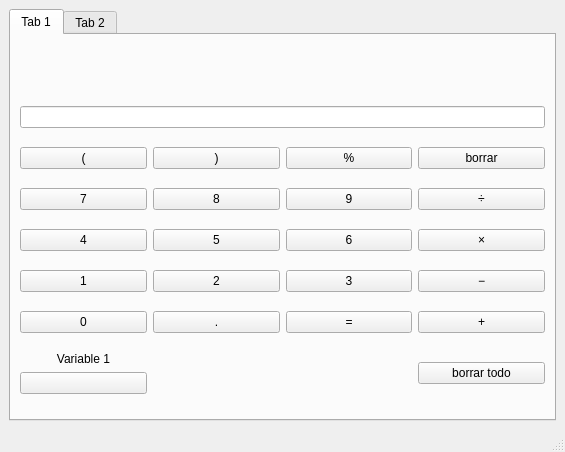
Qt form main.ui (gastoncer92/supercalcu) before a commit.
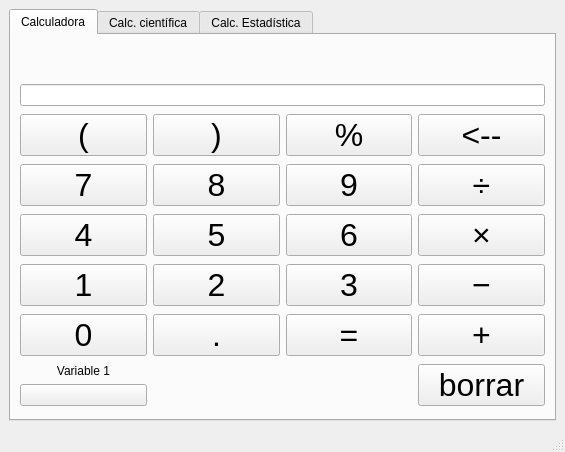
The same form after that commit.

The edit to the form file:
```diff
--- a/main.ui
+++ b/main.ui
@@ -22,13 +22,24 @@
       </property>
       <widget class="QWidget" name="tab">
        <attribute name="title">
-        <string>Tab 1</string>
+        <string>Calculadora</string>
        </attribute>
        <layout class="QHBoxLayout" name="horizontalLayout">
         <item>
          <layout class="QGridLayout" name="gridLayout">
           <item row="5" column="2">
            <widget class="QPushButton" name="pushButton_6">
+            <property name="maximumSize">
+             <size>
+              <width>16777215</width>
+              <height>42</height>
+             </size>
+            </property>
+            <property name="font">
+             <font>
+              <pointsize>24</pointsize>
+             </font>
+            </property>
             <property name="text">
              <string>6</string>
             </property>
@@ -36,6 +47,17 @@
           </item>
           <item row="4" column="1">
            <widget class="QPushButton" name="pushButton_8">
+            <property name="maximumSize">
+             <size>
+              <width>16777215</width>
+              <height>42</height>
+             </size>
+            </property>
+            <property name="font">
+             <font>
+              <pointsize>24</pointsize>
+             </font>
+            </property>
             <property name="text">
              <string>8</string>
             </property>
@@ -43,6 +65,17 @@
           </item>
           <item row="4" column="0">
            <widget class="QPushButton" name="pushButton_7">
+            <property name="maximumSize">
+             <size>
+              <width>16777215</width>
+              <height>42</height>
+             </size>
+            </property>
+            <property name="font">
+             <font>
+              <pointsize>24</pointsize>
+             </font>
+            </property>
             <property name="text">
              <string>7</string>
             </property>
@@ -50,6 +83,17 @@
           </item>
           <item row="5" column="1">
            <widget class="QPushButton" name="pushButton_5">
+            <property name="maximumSize">
+             <size>
+              <width>16777215</width>
+              <height>42</height>
+             </size>
+            </property>
+            <property name="font">
+             <font>
+              <pointsize>24</pointsize>
+             </font>
+            </property>
             <property name="text">
              <string>5</string>
             </property>
@@ -57,13 +101,35 @@
           </item>
           <item row="3" column="3">
            <widget class="QPushButton" name="pushButton_16">
+            <property name="maximumSize">
+             <size>
+              <width>16777215</width>
+              <height>42</height>
+             </size>
+            </property>
+            <property name="font">
+             <font>
+              <pointsize>24</pointsize>
+             </font>
+            </property>
             <property name="text">
-             <string>borrar</string>
+             <string>&lt;--</string>
             </property>
            </widget>
           </item>
           <item row="3" column="0">
            <widget class="QPushButton" name="pushButton_19">
+            <property name="maximumSize">
+             <size>
+              <width>16777215</width>
+              <height>42</height>
+             </size>
+            </property>
+            <property name="font">
+             <font>
+              <pointsize>24</pointsize>
+             </font>
+            </property>
             <property name="text">
              <string>(</string>
             </property>
@@ -71,6 +137,17 @@
           </item>
           <item row="4" column="2">
            <widget class="QPushButton" name="pushButton_9">
+            <property name="maximumSize">
+             <size>
+              <width>16777215</width>
+              <height>42</height>
+             </size>
+            </property>
+            <property name="font">
+             <font>
+              <pointsize>24</pointsize>
+             </font>
+            </property>
             <property name="text">
              <string>9</string>
             </property>
@@ -78,6 +155,17 @@
           </item>
           <item row="8" column="0">
            <widget class="QPushButton" name="pushButton">
+            <property name="maximumSize">
+             <size>
+              <width>16777215</width>
+              <height>42</height>
+             </size>
+            </property>
+            <property name="font">
+             <font>
+              <pointsize>24</pointsize>
+             </font>
+            </property>
             <property name="text">
              <string>0</string>
             </property>
@@ -85,6 +173,17 @@
           </item>
           <item row="7" column="0">
            <widget class="QPushButton" name="pushButton_1">
+            <property name="maximumSize">
+             <size>
+              <width>16777215</width>
+              <height>42</height>
+             </size>
+            </property>
+            <property name="font">
+             <font>
+              <pointsize>24</pointsize>
+             </font>
+            </property>
             <property name="text">
              <string>1</string>
             </property>
@@ -92,6 +191,17 @@
           </item>
           <item row="8" column="1">
            <widget class="QPushButton" name="pushButton_10">
+            <property name="maximumSize">
+             <size>
+              <width>16777215</width>
+              <height>42</height>
+             </size>
+            </property>
+            <property name="font">
+             <font>
+              <pointsize>24</pointsize>
+             </font>
+            </property>
             <property name="text">
              <string>.</string>
             </property>
@@ -99,6 +209,17 @@
           </item>
           <item row="8" column="2">
            <widget class="QPushButton" name="pushButton_11">
+            <property name="maximumSize">
+             <size>
+              <width>16777215</width>
+              <height>42</height>
+             </size>
+            </property>
+            <property name="font">
+             <font>
+              <pointsize>24</pointsize>
+             </font>
+            </property>
             <property name="text">
              <string>=</string>
             </property>
@@ -106,6 +227,17 @@
           </item>
           <item row="7" column="1">
            <widget class="QPushButton" name="pushButton_2">
+            <property name="maximumSize">
+             <size>
+              <width>16777215</width>
+              <height>42</height>
+             </size>
+            </property>
+            <property name="font">
+             <font>
+              <pointsize>24</pointsize>
+             </font>
+            </property>
             <property name="text">
              <string>2</string>
             </property>
@@ -113,6 +245,17 @@
           </item>
           <item row="7" column="2">
            <widget class="QPushButton" name="pushButton_3">
+            <property name="maximumSize">
+             <size>
+              <width>16777215</width>
+              <height>42</height>
+             </size>
+            </property>
+            <property name="font">
+             <font>
+              <pointsize>24</pointsize>
+             </font>
+            </property>
             <property name="text">
              <string>3</string>
             </property>
@@ -120,6 +263,17 @@
           </item>
           <item row="8" column="3">
            <widget class="QPushButton" name="pushButton_12">
+            <property name="maximumSize">
+             <size>
+              <width>16777215</width>
+              <height>42</height>
+             </size>
+            </property>
+            <property name="font">
+             <font>
+              <pointsize>24</pointsize>
+             </font>
+            </property>
             <property name="text">
              <string>+</string>
             </property>
@@ -127,6 +281,17 @@
           </item>
           <item row="7" column="3">
            <widget class="QPushButton" name="pushButton_13">
+            <property name="maximumSize">
+             <size>
+              <width>16777215</width>
+              <height>42</height>
+             </size>
+            </property>
+            <property name="font">
+             <font>
+              <pointsize>24</pointsize>
+             </font>
+            </property>
             <property name="text">
              <string>−</string>
             </property>
@@ -134,6 +299,17 @@
           </item>
           <item row="5" column="3">
            <widget class="QPushButton" name="pushButton_14">
+            <property name="maximumSize">
+             <size>
+              <width>16777215</width>
+              <height>42</height>
+             </size>
+            </property>
+            <property name="font">
+             <font>
+              <pointsize>24</pointsize>
+             </font>
+            </property>
             <property name="text">
              <string>×</string>
             </property>
@@ -141,6 +317,17 @@
           </item>
           <item row="4" column="3">
            <widget class="QPushButton" name="pushButton_15">
+            <property name="maximumSize">
+             <size>
+              <width>16777215</width>
+              <height>42</height>
+             </size>
+            </property>
+            <property name="font">
+             <font>
+              <pointsize>24</pointsize>
+             </font>
+            </property>
             <property name="text">
              <string>÷</string>
             </property>
@@ -148,6 +335,17 @@
           </item>
           <item row="3" column="1">
            <widget class="QPushButton" name="pushButton_18">
+            <property name="maximumSize">
+             <size>
+              <width>16777215</width>
+              <height>42</height>
+             </size>
+            </property>
+            <property name="font">
+             <font>
+              <pointsize>24</pointsize>
+             </font>
+            </property>
             <property name="text">
              <string>)</string>
             </property>
@@ -155,6 +353,17 @@
           </item>
           <item row="3" column="2">
            <widget class="QPushButton" name="pushButton_17">
+            <property name="maximumSize">
+             <size>
+              <width>16777215</width>
+              <height>42</height>
+             </size>
+            </property>
+            <property name="font">
+             <font>
+              <pointsize>24</pointsize>
+             </font>
+            </property>
             <property name="text">
              <string>%</string>
             </property>
@@ -162,6 +371,17 @@
           </item>
           <item row="5" column="0">
            <widget class="QPushButton" name="pushButton_4">
+            <property name="maximumSize">
+             <size>
+              <width>16777215</width>
+              <height>42</height>
+             </size>
+            </property>
+            <property name="font">
+             <font>
+              <pointsize>24</pointsize>
+             </font>
+            </property>
             <property name="text">
              <string>4</string>
             </property>
@@ -169,8 +389,19 @@
           </item>
           <item row="9" column="3">
            <widget class="QPushButton" name="pushButton_20">
+            <property name="maximumSize">
+             <size>
+              <width>16777215</width>
+              <height>42</height>
+             </size>
+            </property>
+            <property name="font">
+             <font>
+              <pointsize>24</pointsize>
+             </font>
+            </property>
             <property name="text">
-             <string>borrar todo</string>
+             <string>borrar</string>
             </property>
            </widget>
           </item>
@@ -255,7 +486,12 @@
       </widget>
       <widget class="QWidget" name="tab_2">
        <attribute name="title">
-        <string>Tab 2</string>
+        <string>Calc. científica</string>
+       </attribute>
+      </widget>
+      <widget class="QWidget" name="tab_3">
+       <attribute name="title">
+        <string>Calc. Estadística</string>
        </attribute>
       </widget>
      </widget>
```
